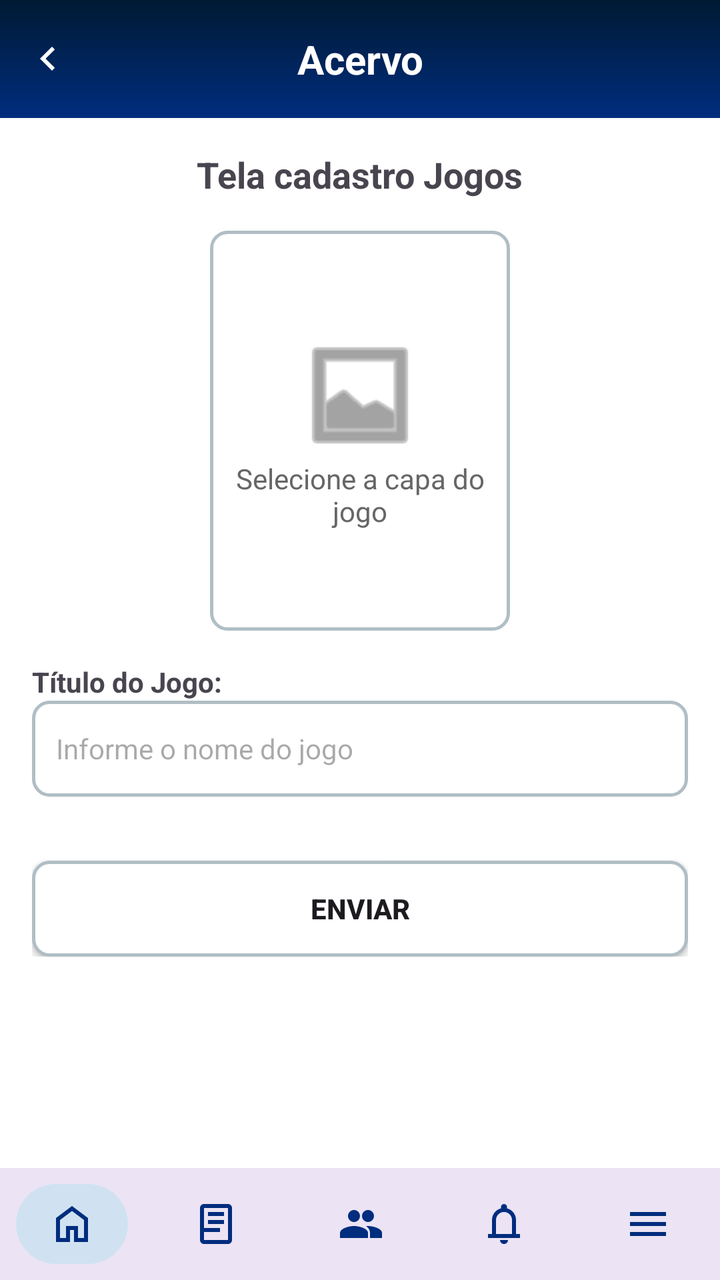
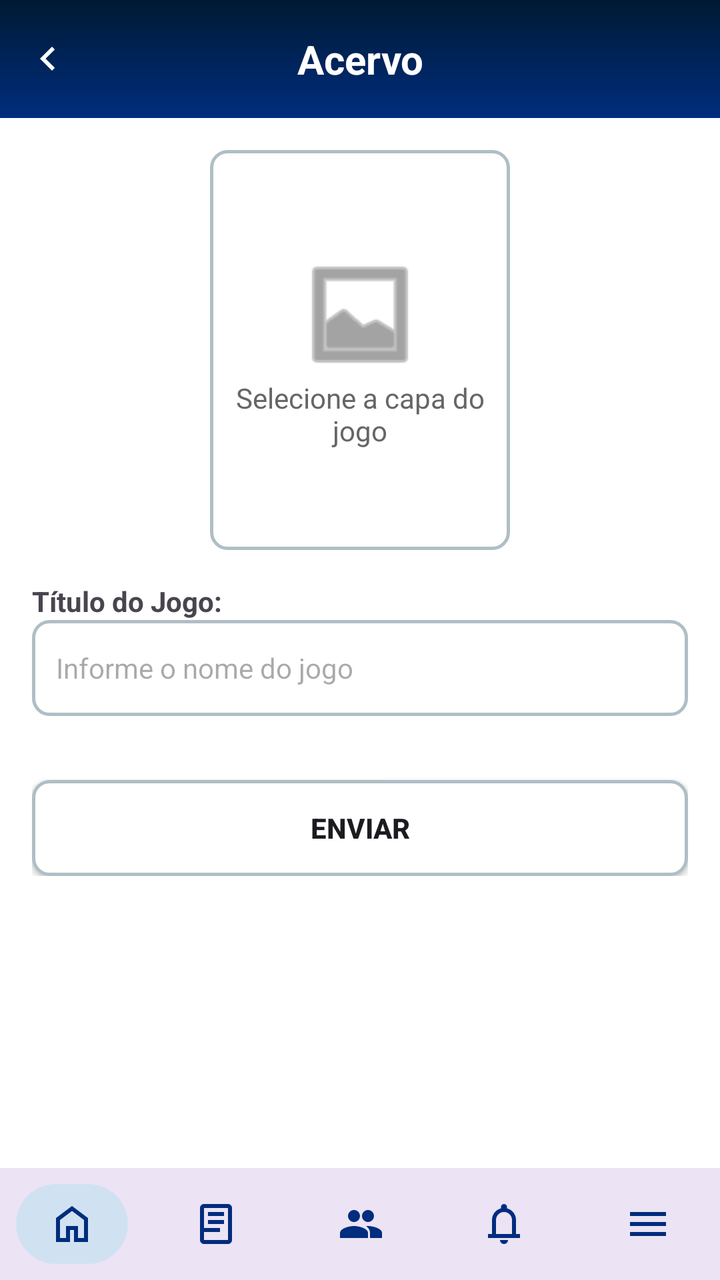

An Android layout rendered at two revisions. The XML below is the earlier revision; the diff shows what the commit changed to produce the second picture.
<!-- AndroidManifest.xml: application theme Theme.Bibliotecaapp -->
<!-- res/layout/tela_cadastro_jogo.xml -->
<?xml version="1.0" encoding="utf-8"?>
<LinearLayout xmlns:android="http://schemas.android.com/apk/res/android"
    xmlns:app="http://schemas.android.com/apk/res-auto"
    android:layout_width="match_parent"
    android:layout_height="match_parent"
    android:background="#FFFFFF"
    android:orientation="vertical">

    
    <RelativeLayout
        android:layout_width="match_parent"
        android:layout_height="wrap_content"
        android:background="@drawable/background_header">

        <ImageButton
            android:id="@+id/btnVoltar"
            android:layout_width="48dp"
            android:layout_height="48dp"
            android:layout_centerVertical="true"
            android:background="?attr/selectableItemBackgroundBorderless"
            android:src="@drawable/ic_leftarrow"
            app:tint="#FFFFFF" />

        <TextView
            android:layout_width="match_parent"
            android:layout_height="wrap_content"
            android:gravity="center"
            android:padding="16dp"
            android:text="Acervo"
            android:textColor="#FFFFFF"
            android:textSize="20sp"
            android:textStyle="bold" />
    </RelativeLayout>

    <ScrollView
        android:layout_width="match_parent"
        android:layout_height="0dp"
        android:layout_weight="1">

        <LinearLayout
            android:layout_width="match_parent"
            android:layout_height="wrap_content"
            android:orientation="vertical"
            android:padding="16dp">

            <TextView
                android:layout_width="wrap_content"
                android:layout_height="wrap_content"
                android:layout_gravity="center_horizontal"
                android:layout_marginBottom="16dp"
                android:text="Tela cadastro Jogos"
                android:textSize="18sp"
                android:textStyle="bold" />

            
            <LinearLayout
                android:layout_width="150dp"
                android:layout_height="200dp"
                android:layout_gravity="center_horizontal"
                android:layout_marginBottom="16dp"
                android:background="@drawable/background_campo_input"
                android:gravity="center"
                android:orientation="vertical"
                android:padding="8dp">

                <ImageView
                    android:layout_width="64dp"
                    android:layout_height="64dp"
                    android:src="@android:drawable/ic_menu_gallery"
                    app:tint="#666666" />

                <TextView
                    android:layout_width="wrap_content"
                    android:layout_height="wrap_content"
                    android:gravity="center"
                    android:text="Selecione a capa do jogo"
                    android:textColor="#666666" />
            </LinearLayout>

            <TextView
                android:layout_width="wrap_content"
                android:layout_height="wrap_content"
                android:text="Título do Jogo:"
                android:textStyle="bold" />

            <EditText
                android:id="@+id/edtTituloJogo"
                android:layout_width="match_parent"
                android:layout_height="48dp"
                android:layout_marginBottom="32dp"
                android:background="@drawable/background_campo_input"
                android:hint="Informe o nome do jogo"
                android:padding="12dp"
                android:textSize="14sp" />

            <androidx.appcompat.widget.AppCompatButton
                android:id="@+id/btnEnviar"
                android:layout_width="match_parent"
                android:layout_height="wrap_content"
                android:background="@drawable/background_campo_input"
                android:text="ENVIAR"
                android:textStyle="bold" />

        </LinearLayout>
    </ScrollView>

    
    <include layout="@layout/navbar_admin_layout" />

</LinearLayout>
<!-- res/layout/navbar_admin_layout.xml (included above) -->
<?xml version="1.0" encoding="utf-8"?>
<com.google.android.material.bottomnavigation.BottomNavigationView
    xmlns:android="http://schemas.android.com/apk/res/android"
    xmlns:app="http://schemas.android.com/apk/res-auto"
    android:id="@+id/bottomNavAdmin"
    style="@style/NavBar"
    android:layout_width="match_parent"
    android:layout_height="wrap_content"
    app:menu="@menu/admin_bottom_menu"/>
<!-- resources referenced by this layout -->
<resources>
  <!-- drawable background_campo_input (drawable) -->
  <?xml version="1.0" encoding="utf-8"?>
  <shape xmlns:android="http://schemas.android.com/apk/res/android"
      android:shape="rectangle">
  
      <solid android:color="#FFFFFF" />
  
      <stroke
          android:width="1.5dp"
          android:color="#B0BEC5" />
  
      <corners android:radius="8dp" />
  
  </shape>
  <!-- drawable background_header (drawable) -->
  <?xml version="1.0" encoding="utf-8"?>
  <shape xmlns:android="http://schemas.android.com/apk/res/android">
  
      <gradient
          android:type="linear"
          android:angle="270"
          android:startColor="#001A33"
          android:endColor="#002D7E" />
  
      <corners android:radius="0dp" />
  
  </shape>
  <!-- drawable ic_leftarrow (drawable) -->
  <vector xmlns:android="http://schemas.android.com/apk/res/android"
      android:width="24dp"
      android:height="24dp"
      android:viewportWidth="960"
      android:viewportHeight="960">
    <path
        android:pathData="M560,720 L320,480l240,-240 56,56 -184,184 184,184 -56,56Z"
        android:fillColor="#FFFFFF"/>
  </vector>
  <style name="NavBar" parent="Widget.MaterialComponents.BottomNavigationView">
          <item name="itemBackground">@drawable/nav_item_background</item>
          <item name="itemRippleColor">@android:color/transparent</item>
          <item name="itemIconTint">#002D7E</item>
          <item name="itemTextColor">@null</item>
          <item name="labelVisibilityMode">unlabeled</item>
      </style>
  <style name="Theme.Bibliotecaapp" parent="Base.Theme.Bibliotecaapp" />
  <!-- drawable nav_item_background (drawable) -->
  <?xml version="1.0" encoding="utf-8"?>
  <selector xmlns:android="http://schemas.android.com/apk/res/android">
  
      
      <item android:state_checked="true">
          <inset
              android:insetLeft="8dp"
              android:insetRight="8dp"
              android:insetTop="8dp"
              android:insetBottom="8dp">
  
              <shape android:shape="rectangle">
                  <solid android:color="#D0E2F2"/>
                  <corners android:radius="100dp"/>
              </shape>
  
          </inset>
      </item>
  
      
      <item>
          <color android:color="@android:color/transparent"/>
      </item>
  
  </selector>
  <style name="Base.Theme.Bibliotecaapp" parent="Theme.Material3.DayNight.NoActionBar">
          
          
      </style>
</resources>

<!-- the commit's change to res/layout/tela_cadastro_jogo.xml (unified diff, before → after) -->
@@ -43,14 +43,6 @@
             android:orientation="vertical"
             android:padding="16dp">
 
-            <TextView
-                android:layout_width="wrap_content"
-                android:layout_height="wrap_content"
-                android:layout_gravity="center_horizontal"
-                android:layout_marginBottom="16dp"
-                android:text="Tela cadastro Jogos"
-                android:textSize="18sp"
-                android:textStyle="bold" />
 
             
             <LinearLayout
